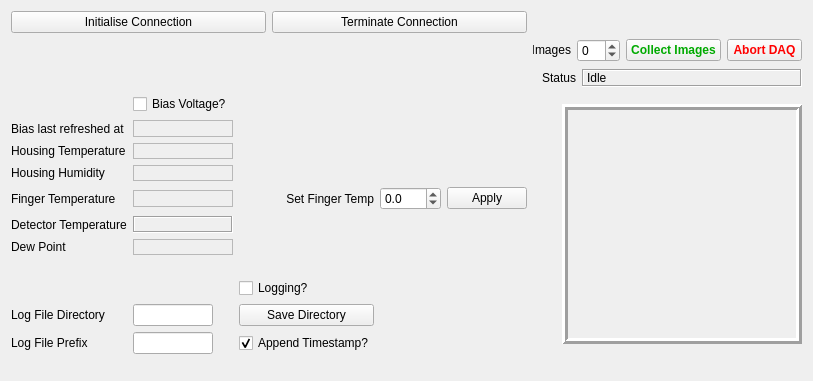
The window that STFC/HexitecGigEProject/trunk/HexitecGigE/detectorcontrolform.ui (stfc-detectors/hexitec) describes before a commit, drawn with Qt 5.
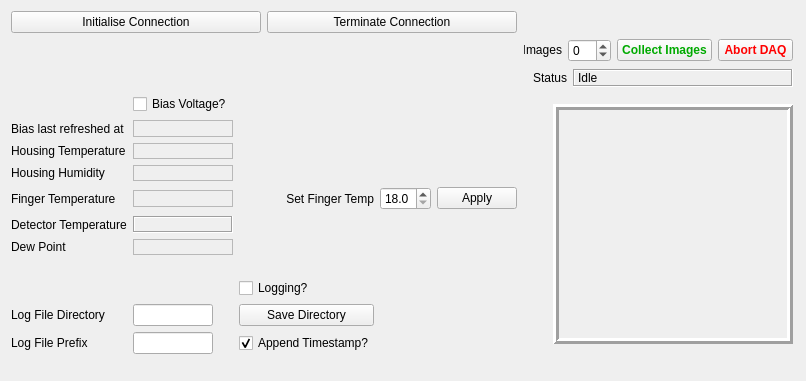
The same window after the commit.

```diff
--- a/STFC/HexitecGigEProject/trunk/HexitecGigE/detectorcontrolform.ui
+++ b/STFC/HexitecGigEProject/trunk/HexitecGigE/detectorcontrolform.ui
@@ -89,10 +89,13 @@
         <number>1</number>
        </property>
        <property name="minimum">
-        <double>-273.100000000000023</double>
+        <double>18.000000000000000</double>
        </property>
        <property name="maximum">
-        <double>30.000000000000000</double>
+        <double>35.000000000000000</double>
+       </property>
+       <property name="value">
+        <double>18.000000000000000</double>
        </property>
       </widget>
      </item>
```
